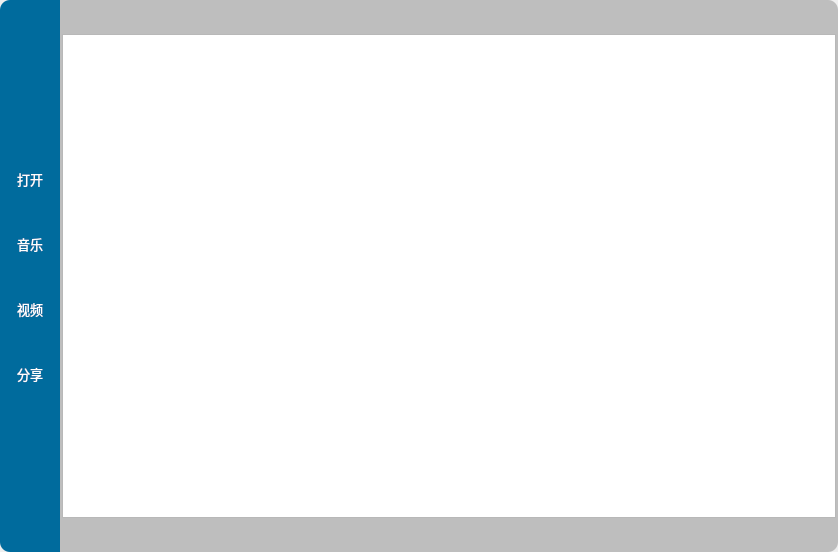
First picture: the form in mainwindow.ui, repository crylittlebear/transFile, before the edit.
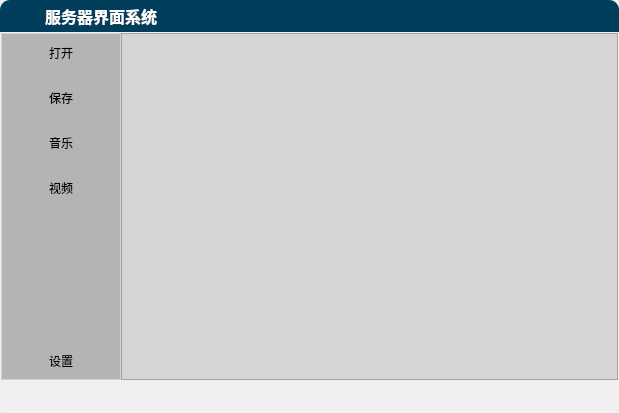
Second picture: the form after the edit. Icons and pictures are not drawn.

Commit message: 修复重复打开资源管理器的bug

```diff
--- a/mainwindow.ui
+++ b/mainwindow.ui
@@ -6,8 +6,8 @@
    <rect>
     <x>0</x>
     <y>0</y>
-    <width>838</width>
-    <height>552</height>
+    <width>619</width>
+    <height>413</height>
    </rect>
   </property>
   <property name="windowTitle">
@@ -33,225 +33,23 @@
     <property name="bottomMargin">
      <number>0</number>
     </property>
-    <item>
-     <widget class="QWidget" name="widgetToolBtn" native="true">
-      <property name="maximumSize">
-       <size>
-        <width>80</width>
-        <height>16777215</height>
-       </size>
-      </property>
-      <property name="font">
-       <font>
-        <pointsize>10</pointsize>
-       </font>
-      </property>
-      <property name="styleSheet">
-       <string notr="true">QWidget#widgetToolBtn
-{
-	background-color: rgb(0, 107, 157);
-	border-top-left-radius: 10px;
-	border-bottom-left-radius: 10px;
-}
-
-QToolButton
-{
-	color: white;
-}
-
-QToolButton:hover
-{
-	background-color: gray;
-}</string>
-      </property>
-      <layout class="QVBoxLayout" name="verticalLayout_3">
-       <property name="leftMargin">
-        <number>0</number>
-       </property>
-       <property name="rightMargin">
-        <number>0</number>
-       </property>
-       <item>
-        <spacer name="verticalSpacer_2">
-         <property name="orientation">
-          <enum>Qt::Vertical</enum>
-         </property>
-         <property name="sizeHint" stdset="0">
-          <size>
-           <width>20</width>
-           <height>189</height>
-          </size>
-         </property>
-        </spacer>
-       </item>
-       <item>
-        <layout class="QVBoxLayout" name="verticalLayout_2">
-         <property name="spacing">
-          <number>15</number>
-         </property>
-         <item>
-          <widget class="QToolButton" name="tBtnOpen">
-           <property name="minimumSize">
-            <size>
-             <width>60</width>
-             <height>50</height>
-            </size>
-           </property>
-           <property name="font">
-            <font>
-             <pointsize>10</pointsize>
-            </font>
-           </property>
-           <property name="text">
-            <string>打开</string>
-           </property>
-           <property name="icon">
-            <iconset resource="res.qrc">
-             <normaloff>:/img/file.png</normaloff>:/img/file.png</iconset>
-           </property>
-           <property name="iconSize">
-            <size>
-             <width>20</width>
-             <height>20</height>
-            </size>
-           </property>
-           <property name="toolButtonStyle">
-            <enum>Qt::ToolButtonTextUnderIcon</enum>
-           </property>
-           <property name="autoRaise">
-            <bool>true</bool>
-           </property>
-          </widget>
-         </item>
-         <item>
-          <widget class="QToolButton" name="tBtn">
-           <property name="minimumSize">
-            <size>
-             <width>60</width>
-             <height>50</height>
-            </size>
-           </property>
-           <property name="font">
-            <font>
-             <pointsize>10</pointsize>
-            </font>
-           </property>
-           <property name="text">
-            <string>音乐</string>
-           </property>
-           <property name="icon">
-            <iconset resource="res.qrc">
-             <normaloff>:/img/music.png</normaloff>:/img/music.png</iconset>
-           </property>
-           <property name="iconSize">
-            <size>
-             <width>20</width>
-             <height>20</height>
-            </size>
-           </property>
-           <property name="toolButtonStyle">
-            <enum>Qt::ToolButtonTextUnderIcon</enum>
-           </property>
-           <property name="autoRaise">
-            <bool>true</bool>
-           </property>
-          </widget>
-         </item>
-         <item>
-          <widget class="QToolButton" name="toolButton_3">
-           <property name="minimumSize">
-            <size>
-             <width>60</width>
-             <height>50</height>
-            </size>
-           </property>
-           <property name="font">
-            <font>
-             <pointsize>10</pointsize>
-            </font>
-           </property>
-           <property name="text">
-            <string>视频</string>
-           </property>
-           <property name="icon">
-            <iconset resource="res.qrc">
-             <normaloff>:/img/video.png</normaloff>:/img/video.png</iconset>
-           </property>
-           <property name="iconSize">
-            <size>
-             <width>20</width>
-             <height>20</height>
-            </size>
-           </property>
-           <property name="toolButtonStyle">
-            <enum>Qt::ToolButtonTextUnderIcon</enum>
-           </property>
-           <property name="autoRaise">
-            <bool>true</bool>
-           </property>
-          </widget>
-         </item>
-         <item>
-          <widget class="QToolButton" name="toolButton_4">
-           <property name="minimumSize">
-            <size>
-             <width>60</width>
-             <height>50</height>
-            </size>
-           </property>
-           <property name="font">
-            <font>
-             <pointsize>10</pointsize>
-            </font>
-           </property>
-           <property name="text">
-            <string>分享</string>
-           </property>
-           <property name="icon">
-            <iconset resource="res.qrc">
-             <normaloff>:/img/share.png</normaloff>:/img/share.png</iconset>
-           </property>
-           <property name="iconSize">
-            <size>
-             <width>20</width>
-             <height>20</height>
-            </size>
-           </property>
-           <property name="toolButtonStyle">
-            <enum>Qt::ToolButtonTextUnderIcon</enum>
-           </property>
-           <property name="autoRaise">
-            <bool>true</bool>
-           </property>
-          </widget>
-         </item>
-        </layout>
-       </item>
-       <item>
-        <spacer name="verticalSpacer">
-         <property name="orientation">
-          <enum>Qt::Vertical</enum>
-         </property>
-         <property name="sizeHint" stdset="0">
-          <size>
-           <width>20</width>
-           <height>188</height>
-          </size>
-         </property>
-        </spacer>
-       </item>
-      </layout>
-     </widget>
-    </item>
     <item>
      <widget class="QWidget" name="widgetRight" native="true">
       <property name="styleSheet">
        <string notr="true">QWidget#widgetRight
 {
-	background-color: rgb(190, 190, 190);
+	background-color: rgb(240, 240, 240);
 	border-top-right-radius: 10px;	
 	border-bottom-right-radius: 10px;
-}</string>
+	border-top-left-radius: 10px;
+	border-bottom-left-radius: 10px;
+}
+
+QToolButton:hover
+{	
+	background-color: gray;
+}
+</string>
       </property>
       <layout class="QVBoxLayout" name="verticalLayout">
        <property name="spacing">
@@ -289,6 +87,15 @@
            <height>32</height>
           </size>
          </property>
+         <property name="styleSheet">
+          <string notr="true">QWidget#widget_2
+{
+	color: white;
+	background-color: rgb(0, 62, 91);
+	border-top-left-radius: 10px;
+	border-top-right-radius: 10px;
+}</string>
+         </property>
          <layout class="QHBoxLayout" name="horizontalLayout">
           <property name="topMargin">
            <number>1</number>
@@ -296,6 +103,83 @@
           <property name="bottomMargin">
            <number>1</number>
           </property>
+          <item>
+           <widget class="QWidget" name="widget_4" native="true">
+            <property name="sizePolicy">
+             <sizepolicy hsizetype="Fixed" vsizetype="Fixed">
+              <horstretch>0</horstretch>
+              <verstretch>0</verstretch>
+             </sizepolicy>
+            </property>
+            <property name="minimumSize">
+             <size>
+              <width>30</width>
+              <height>30</height>
+             </size>
+            </property>
+            <property name="maximumSize">
+             <size>
+              <width>30</width>
+              <height>30</height>
+             </size>
+            </property>
+            <layout class="QVBoxLayout" name="verticalLayout_3">
+             <property name="leftMargin">
+              <number>3</number>
+             </property>
+             <property name="topMargin">
+              <number>3</number>
+             </property>
+             <property name="rightMargin">
+              <number>3</number>
+             </property>
+             <property name="bottomMargin">
+              <number>0</number>
+             </property>
+             <item>
+              <widget class="QLabel" name="label_2">
+               <property name="minimumSize">
+                <size>
+                 <width>24</width>
+                 <height>24</height>
+                </size>
+               </property>
+               <property name="maximumSize">
+                <size>
+                 <width>24</width>
+                 <height>24</height>
+                </size>
+               </property>
+               <property name="text">
+                <string/>
+               </property>
+               <property name="pixmap">
+                <pixmap resource="res.qrc">:/img/cloud.png</pixmap>
+               </property>
+               <property name="scaledContents">
+                <bool>true</bool>
+               </property>
+              </widget>
+             </item>
+            </layout>
+           </widget>
+          </item>
+          <item>
+           <widget class="QLabel" name="labelWintitle">
+            <property name="font">
+             <font>
+              <pointsize>12</pointsize>
+              <bold>true</bold>
+             </font>
+            </property>
+            <property name="styleSheet">
+             <string notr="true">color: white;</string>
+            </property>
+            <property name="text">
+             <string>服务器界面系统</string>
+            </property>
+           </widget>
+          </item>
           <item>
            <spacer name="horizontalSpacer">
             <property name="orientation">
@@ -357,6 +241,13 @@
               <height>30</height>
              </size>
             </property>
+            <property name="styleSheet">
+             <string notr="true">QToolButton:hover
+{
+	background-color: red;	
+}
+</string>
+            </property>
             <property name="text">
              <string/>
             </property>
@@ -374,21 +265,209 @@
        </item>
        <item>
         <widget class="QWidget" name="widget" native="true">
-         <layout class="QVBoxLayout" name="verticalLayout_4">
+         <property name="minimumSize">
+          <size>
+           <width>0</width>
+           <height>0</height>
+          </size>
+         </property>
+         <layout class="QHBoxLayout" name="horizontalLayout_3">
+          <property name="spacing">
+           <number>0</number>
+          </property>
           <property name="leftMargin">
-           <number>2</number>
+           <number>1</number>
           </property>
           <property name="topMargin">
-           <number>2</number>
+           <number>1</number>
           </property>
           <property name="rightMargin">
-           <number>2</number>
+           <number>1</number>
           </property>
           <property name="bottomMargin">
-           <number>2</number>
+           <number>1</number>
           </property>
           <item>
-           <widget class="QListWidget" name="listWidget"/>
+           <widget class="QWidget" name="widget_3" native="true">
+            <property name="minimumSize">
+             <size>
+              <width>120</width>
+              <height>0</height>
+             </size>
+            </property>
+            <property name="maximumSize">
+             <size>
+              <width>200</width>
+              <height>16777215</height>
+             </size>
+            </property>
+            <property name="styleSheet">
+             <string notr="true">QWidget#widget_3
+{
+	background-color: rgb(180, 180, 180);
+	border-width: 1px;
+	border-style: solid;
+	border-color: rgb(209, 209, 209);
+}
+
+</string>
+            </property>
+            <layout class="QVBoxLayout" name="verticalLayout_2">
+             <property name="spacing">
+              <number>10</number>
+             </property>
+             <property name="leftMargin">
+              <number>5</number>
+             </property>
+             <property name="topMargin">
+              <number>2</number>
+             </property>
+             <property name="rightMargin">
+              <number>5</number>
+             </property>
+             <property name="bottomMargin">
+              <number>2</number>
+             </property>
+             <item>
+              <widget class="QToolButton" name="toolButton_4">
+               <property name="minimumSize">
+                <size>
+                 <width>110</width>
+                 <height>35</height>
+                </size>
+               </property>
+               <property name="text">
+                <string>打开</string>
+               </property>
+               <property name="icon">
+                <iconset resource="res.qrc">
+                 <normaloff>:/img/file.png</normaloff>:/img/file.png</iconset>
+               </property>
+               <property name="toolButtonStyle">
+                <enum>Qt::ToolButtonTextUnderIcon</enum>
+               </property>
+               <property name="autoRaise">
+                <bool>true</bool>
+               </property>
+              </widget>
+             </item>
+             <item>
+              <widget class="QToolButton" name="toolButton">
+               <property name="minimumSize">
+                <size>
+                 <width>110</width>
+                 <height>35</height>
+                </size>
+               </property>
+               <property name="text">
+                <string>保存</string>
+               </property>
+               <property name="icon">
+                <iconset resource="res.qrc">
+                 <normaloff>:/img/share.png</normaloff>:/img/share.png</iconset>
+               </property>
+               <property name="toolButtonStyle">
+                <enum>Qt::ToolButtonTextUnderIcon</enum>
+               </property>
+               <property name="autoRaise">
+                <bool>true</bool>
+               </property>
+              </widget>
+             </item>
+             <item>
+              <widget class="QToolButton" name="toolButton_2">
+               <property name="minimumSize">
+                <size>
+                 <width>110</width>
+                 <height>35</height>
+                </size>
+               </property>
+               <property name="text">
+                <string>音乐</string>
+               </property>
+               <property name="icon">
+                <iconset resource="res.qrc">
+                 <normaloff>:/img/music.png</normaloff>:/img/music.png</iconset>
+               </property>
+               <property name="toolButtonStyle">
+                <enum>Qt::ToolButtonTextUnderIcon</enum>
+               </property>
+               <property name="autoRaise">
+                <bool>true</bool>
+               </property>
+              </widget>
+             </item>
+             <item>
+              <widget class="QToolButton" name="toolButton_3">
+               <property name="minimumSize">
+                <size>
+                 <width>110</width>
+                 <height>35</height>
+                </size>
+               </property>
+               <property name="text">
+                <string>视频</string>
+               </property>
+               <property name="icon">
+                <iconset resource="res.qrc">
+                 <normaloff>:/img/video.png</normaloff>:/img/video.png</iconset>
+               </property>
+               <property name="toolButtonStyle">
+                <enum>Qt::ToolButtonTextUnderIcon</enum>
+               </property>
+               <property name="autoRaise">
+                <bool>true</bool>
+               </property>
+              </widget>
+             </item>
+             <item>
+              <spacer name="verticalSpacer">
+               <property name="orientation">
+                <enum>Qt::Vertical</enum>
+               </property>
+               <property name="sizeHint" stdset="0">
+                <size>
+                 <width>20</width>
+                 <height>75</height>
+                </size>
+               </property>
+              </spacer>
+             </item>
+             <item>
+              <widget class="QToolButton" name="toolButton_5">
+               <property name="minimumSize">
+                <size>
+                 <width>110</width>
+                 <height>35</height>
+                </size>
+               </property>
+               <property name="text">
+                <string>设置</string>
+               </property>
+               <property name="icon">
+                <iconset resource="res.qrc">
+                 <normaloff>:/img/gear.png</normaloff>:/img/gear.png</iconset>
+               </property>
+               <property name="toolButtonStyle">
+                <enum>Qt::ToolButtonTextUnderIcon</enum>
+               </property>
+               <property name="autoRaise">
+                <bool>true</bool>
+               </property>
+              </widget>
+             </item>
+            </layout>
+           </widget>
+          </item>
+          <item>
+           <widget class="QListWidget" name="listWidget">
+            <property name="styleSheet">
+             <string notr="true">QListWidget#listWidget
+{
+	background-color: rgb(213, 213, 213);
+}</string>
+            </property>
+           </widget>
           </item>
          </layout>
         </widget>
```
The commit also changes 8 other files.
